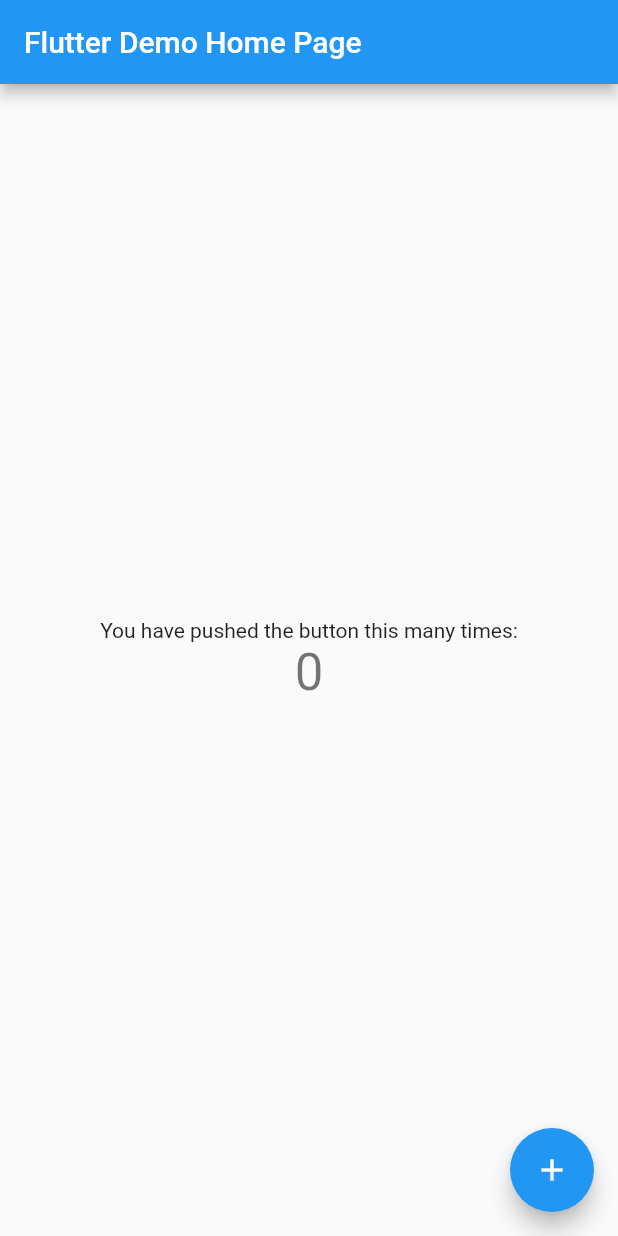
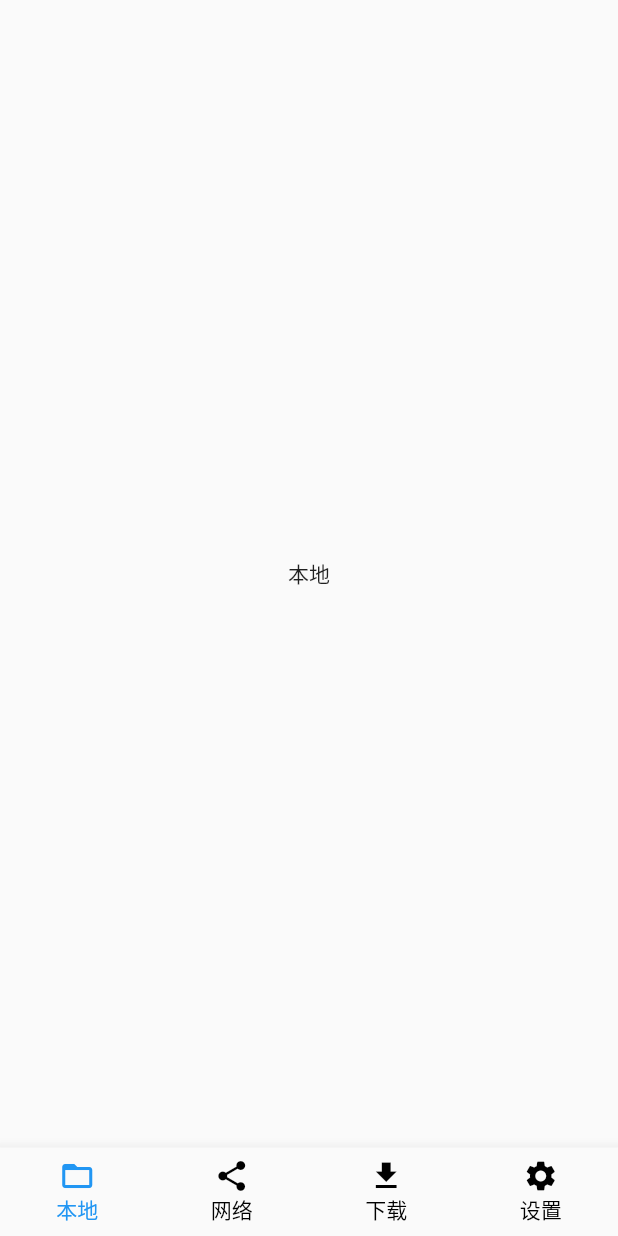
Before and after one commit to ryuukoun/nplayer, a Flutter app: the screen it shows after launch, on a phone screen of 412 x 824 dp. Run offline on Flutter 3.47's test engine with Material 2 defaults, Android fonts, the phone set to English and light mode, and no system bars.

Commit message:
feat: 新增底部导航栏

```diff
--- a/lib/app.dart
+++ b/lib/app.dart
@@ -1,28 +1,17 @@
 import 'package:flutter/material.dart';
+import 'package:player/widgets/tabbar.dart';
 
-import 'pages/home.dart';
+class App extends StatelessWidget {
+  const App({Key? key}) : super(key: key);
 
-class MyApp extends StatelessWidget {
-  const MyApp({Key? key}) : super(key: key);
-
-  // This widget is the root of your application.
   @override
   Widget build(BuildContext context) {
     return MaterialApp(
       title: 'Flutter Demo',
       theme: ThemeData(
-        // This is the theme of your application.
-        //
-        // Try running your application with "flutter run". You'll see the
-        // application has a blue toolbar. Then, without quitting the app, try
-        // changing the primarySwatch below to Colors.green and then invoke
-        // "hot reload" (press "r" in the console where you ran "flutter run",
-        // or simply save your changes to "hot reload" in a Flutter IDE).
-        // Notice that the counter didn't reset back to zero; the application
-        // is not restarted.
         primarySwatch: Colors.blue,
       ),
-      home: const MyHomePage(title: 'Flutter Demo Home Page'),
+      home: TabNavigationBar(),
     );
   }
 }
--- a/lib/main.dart
+++ b/lib/main.dart
@@ -3,5 +3,5 @@
 import 'app.dart';
 
 void main() {
-  runApp(const MyApp());
+  runApp(const App());
 }
--- a/lib/pages/home.dart
+++ /dev/null
@@ -1,86 +0,0 @@
-import 'package:flutter/material.dart';
-
-class MyHomePage extends StatefulWidget {
-  const MyHomePage({Key? key, required this.title}) : super(key: key);
-
-  // This widget is the home page of your application. It is stateful, meaning
-  // that it has a State object (defined below) that contains fields that affect
-  // how it looks.
-
-  // This class is the configuration for the state. It holds the values (in this
-  // case the title) provided by the parent (in this case the App widget) and
-  // used by the build method of the State. Fields in a Widget subclass are
-  // always marked "final".
-
-  final String title;
-
-  @override
-  State<MyHomePage> createState() => _MyHomePageState();
-}
-
-class _MyHomePageState extends State<MyHomePage> {
-  int _counter = 0;
-
-  void _incrementCounter() {
-    setState(() {
-      // This call to setState tells the Flutter framework that something has
-      // changed in this State, which causes it to rerun the build method below
-      // so that the display can reflect the updated values. If we changed
-      // _counter without calling setState(), then the build method would not be
-      // called again, and so nothing would appear to happen.
-      _counter++;
-    });
-  }
-
-  @override
-  Widget build(BuildContext context) {
-    // This method is rerun every time setState is called, for instance as done
-    // by the _incrementCounter method above.
-    //
-    // The Flutter framework has been optimized to make rerunning build methods
-    // fast, so that you can just rebuild anything that needs updating rather
-    // than having to individually change instances of widgets.
-    return Scaffold(
-      appBar: AppBar(
-        // Here we take the value from the MyHomePage object that was created by
-        // the App.build method, and use it to set our appbar title.
-        title: Text(widget.title),
-      ),
-      body: Center(
-        // Center is a layout widget. It takes a single child and positions it
-        // in the middle of the parent.
-        child: Column(
-          // Column is also a layout widget. It takes a list of children and
-          // arranges them vertically. By default, it sizes itself to fit its
-          // children horizontally, and tries to be as tall as its parent.
-          //
-          // Invoke "debug painting" (press "p" in the console, choose the
-          // "Toggle Debug Paint" action from the Flutter Inspector in Android
-          // Studio, or the "Toggle Debug Paint" command in Visual Studio Code)
-          // to see the wireframe for each widget.
-          //
-          // Column has various properties to control how it sizes itself and
-          // how it positions its children. Here we use mainAxisAlignment to
-          // center the children vertically; the main axis here is the vertical
-          // axis because Columns are vertical (the cross axis would be
-          // horizontal).
-          mainAxisAlignment: MainAxisAlignment.center,
-          children: <Widget>[
-            const Text(
-              'You have pushed the button this many times:',
-            ),
-            Text(
-              '$_counter',
-              style: Theme.of(context).textTheme.headline4,
-            ),
-          ],
-        ),
-      ),
-      floatingActionButton: FloatingActionButton(
-        onPressed: _incrementCounter,
-        tooltip: 'Increment',
-        child: const Icon(Icons.add),
-      ), // This trailing comma makes auto-formatting nicer for build methods.
-    );
-  }
-}
--- /dev/null
+++ b/lib/pages/local.dart
@@ -0,0 +1,22 @@
+import 'package:flutter/material.dart';
+
+class LocalPage extends StatefulWidget {
+  @override
+  State<LocalPage> createState() => _LocalPageState();
+}
+
+class _LocalPageState extends State<LocalPage> {
+  @override
+  Widget build(BuildContext context) {
+    return Scaffold(
+      body: Center(
+        child: Column(
+          mainAxisAlignment: MainAxisAlignment.center,
+          children: const <Widget>[
+            Text('本地'),
+          ],
+        ),
+      ),
+    );
+  }
+}
--- /dev/null
+++ b/lib/widgets/tabbar.dart
@@ -0,0 +1,72 @@
+import 'package:flutter/material.dart';
+import 'package:player/pages/download.dart';
+import 'package:player/pages/local.dart';
+import 'package:player/pages/net.dart';
+import 'package:player/pages/setting.dart';
+
+class TabNavigationBar extends StatefulWidget {
+  @override
+  State<TabNavigationBar> createState() => _TabNavigationBarState();
+}
+
+class _TabNavigationBarState extends State<TabNavigationBar> {
+  int _tabIndex = 0;
+  final List<Map<String, dynamic>> _tabList = [
+    {
+      'icon': const Icon(Icons.folder_open),
+      'title': '本地',
+      'page': LocalPage(),
+    },
+    {
+      'icon': const Icon(Icons.share),
+      'title': '网络',
+      'page': NetPage(),
+    },
+    {
+      'icon': const Icon(Icons.download),
+      'title': '下载',
+      'page': DownloadPage(),
+    },
+    {
+      'icon': const Icon(Icons.settings),
+      'title': '设置',
+      'page': SettingPage(),
+    },
+  ];
+
+  @override
+  void initState() {
+    super.initState();
+  }
+
+  @override
+  void dispose() {
+    // TODO: implement dispose
+    super.dispose();
+  }
+
+  @override
+  Widget build(BuildContext context) {
+    return Scaffold(
+      body: _tabList[_tabIndex]['page'] as Widget,
+      bottomNavigationBar: BottomNavigationBar(
+        type: BottomNavigationBarType.fixed,
+        showUnselectedLabels: true,
+        selectedFontSize: 14,
+        unselectedFontSize: 14,
+        selectedItemColor: Colors.blue,
+        unselectedItemColor: Colors.black,
+        currentIndex: _tabIndex,
+        items: _tabList
+            .map((Map<String, dynamic> item) => BottomNavigationBarItem(
+                icon: item['icon'] as Widget, label: item['title'] as String))
+            .toList(),
+        onTap: (int index) {
+          setState(() {
+            _tabIndex = index;
+          });
+        },
+      ),
+    );
+  }
+}
```
Also changed, not shown: lib/pages/download.dart (added, +22 -0 lines), lib/pages/net.dart (added, +22 -0 lines), lib/pages/setting.dart (added, +22 -0 lines), 1 other file.
